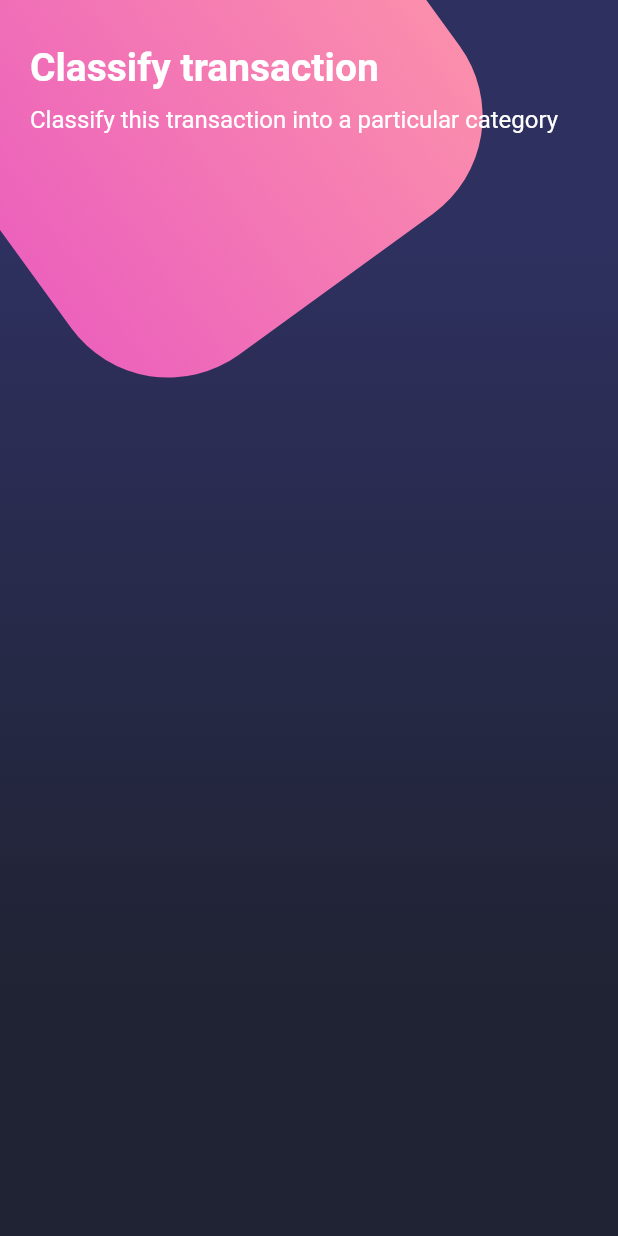
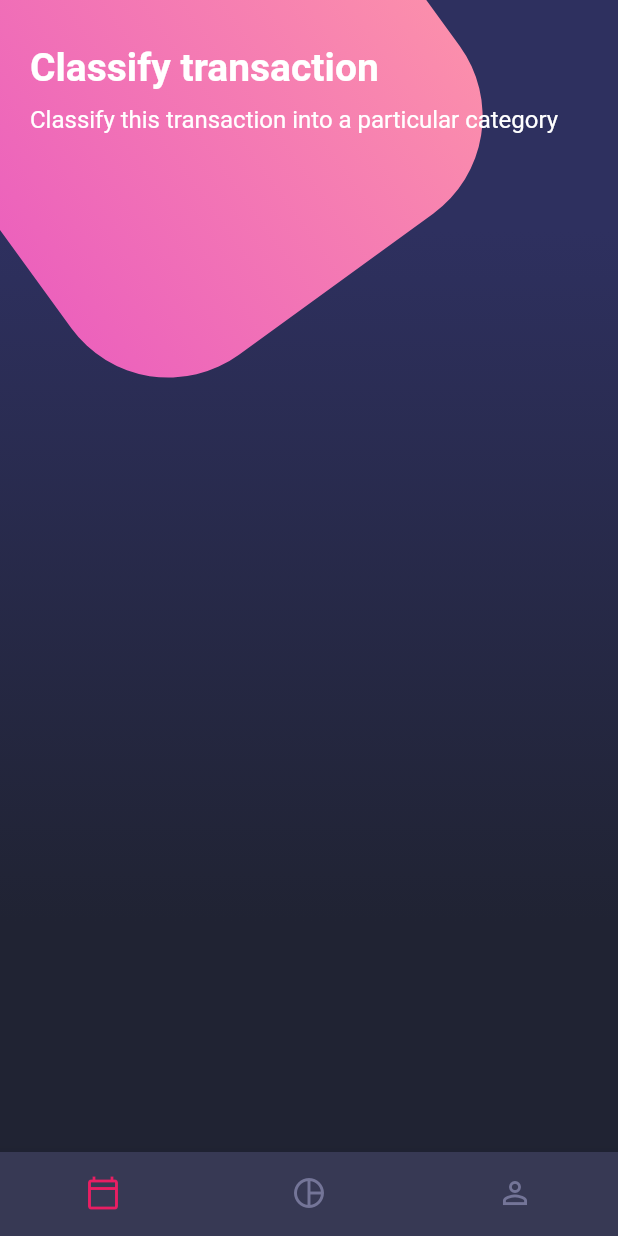
Before and after one commit to luisfcolg/designs, a Flutter app: the screen it shows after launch, on a phone screen of 412 x 824 dp. Run offline on Flutter 3.47's test engine with Material 2 defaults, Android fonts, the phone set to English and light mode, and no system bars.

Commit message:
FEATURE - Commit.

```diff
--- a/lib/main.dart
+++ b/lib/main.dart
@@ -1,4 +1,5 @@
 import 'package:flutter/material.dart';
+import 'package:flutter/services.dart';
 
 import 'package:designs/screens/basic_design.dart';
 import 'package:designs/screens/home_design.dart';
@@ -9,11 +10,16 @@ void main() => runApp(MyApp());
 class MyApp extends StatelessWidget {
   @override
   Widget build(BuildContext context) {
+    SystemChrome.setSystemUIOverlayStyle(SystemUiOverlayStyle(
+      systemNavigationBarColor: Color.fromRGBO(55, 57, 84, 0.8),
+    ));
+
     return MaterialApp(
       debugShowCheckedModeBanner: false,
       title: "Material App",
       theme: ThemeData(
-        brightness: Brightness.light
+        brightness: Brightness.light,
+        bottomAppBarColor: Colors.green
       ),
       initialRoute: "home-screen",
       routes: {
--- a/lib/screens/home_design.dart
+++ b/lib/screens/home_design.dart
@@ -1,18 +1,21 @@
 import 'package:flutter/material.dart';
 
 import 'package:designs/widgets/background.dart';
+import 'package:designs/widgets/custom_button_navigation.dart';
 import 'package:designs/widgets/page_title.dart';
 
 class HomeScreen extends StatelessWidget {
   @override
   Widget build(BuildContext context) {
     return Scaffold(
+      resizeToAvoidBottomInset: true,
       body: Stack(
         children: [
           Background(),
           _HomeBody()
         ]
-      )
+      ),
+      bottomNavigationBar: CustomBottomNavigation()
     );
   }
 }
--- /dev/null
+++ b/lib/widgets/custom_button_navigation.dart
@@ -0,0 +1,28 @@
+import 'package:flutter/material.dart';
+
+class CustomBottomNavigation extends StatelessWidget {
+  @override
+  Widget build(BuildContext context) {
+    return BottomNavigationBar(
+      showSelectedLabels: false,
+      showUnselectedLabels: false,
+      selectedItemColor: Colors.pink,
+      unselectedItemColor: Color.fromRGBO(116, 117, 152, 1),
+      backgroundColor: Color.fromRGBO(55, 57, 84, 1),
+      items: [
+        BottomNavigationBarItem(
+          icon: Icon(Icons.calendar_today_outlined),
+          label: "Calendar"
+        ),
+        BottomNavigationBarItem(
+          icon: Icon(Icons.pie_chart_outlined),
+          label: "Chart"
+        ),
+        BottomNavigationBarItem(
+          icon: Icon(Icons.person_outline),
+          label: "User"
+        )
+      ]
+    );
+  }
+}
```
